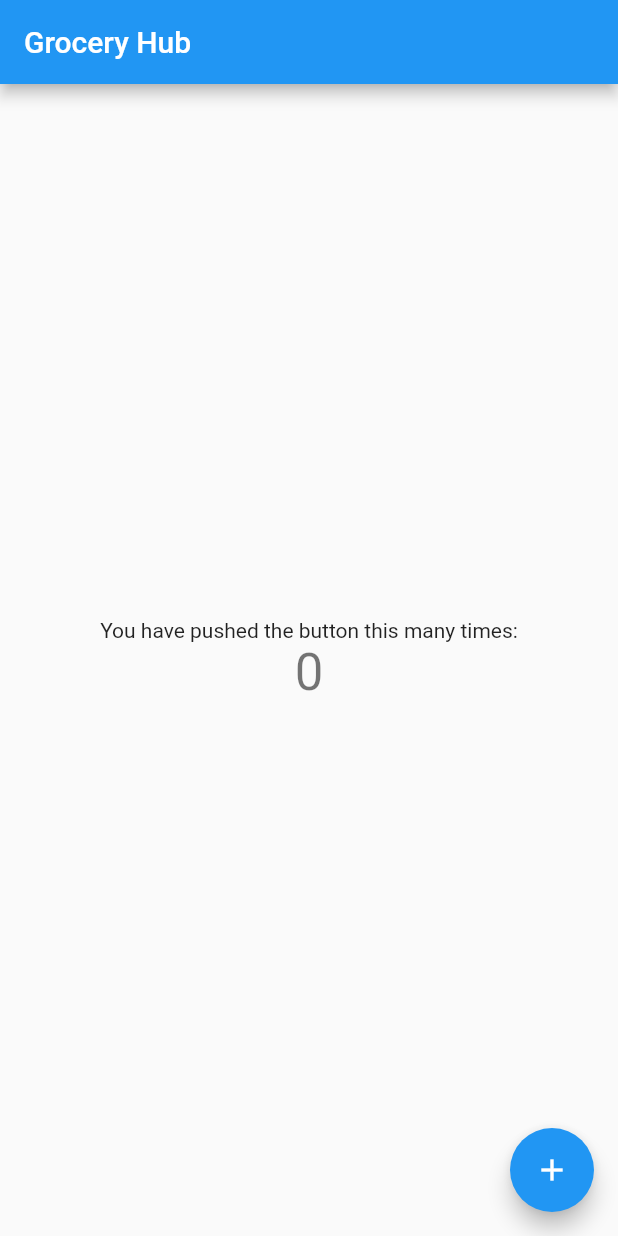
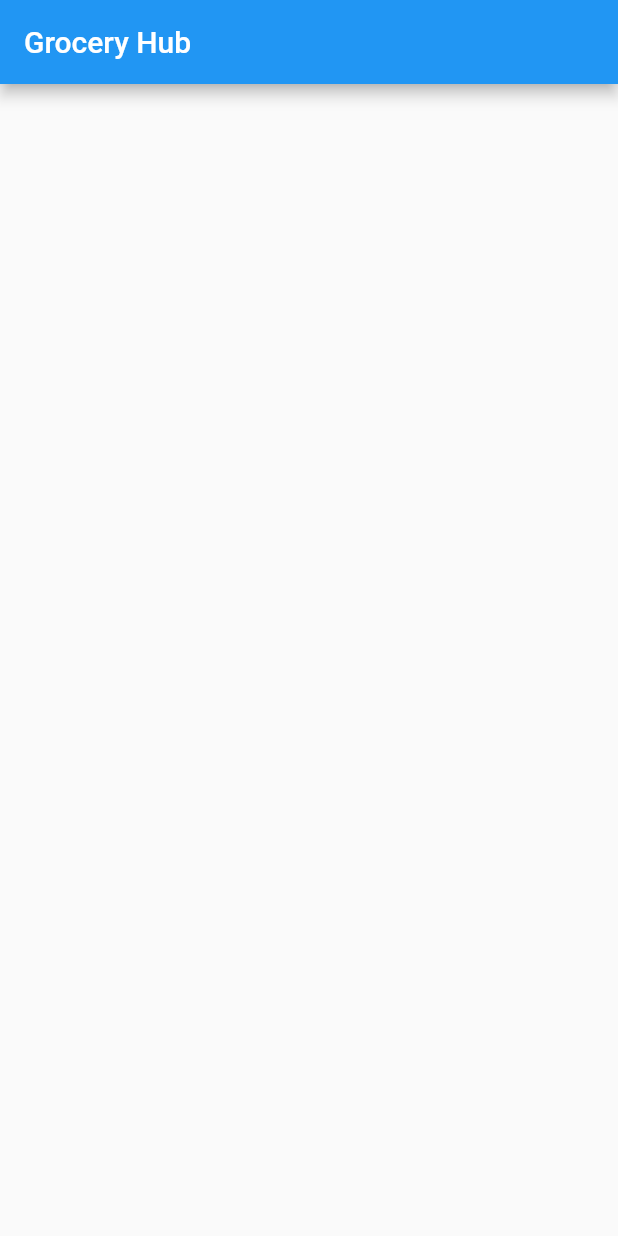
Before and after one commit to maria-im015/grocery_hub_capstone, a Flutter app: the screen it shows after launch, on a phone screen of 412 x 824 dp. Run offline on Flutter 3.47's test engine with Material 2 defaults, Android fonts, the phone set to English and light mode, and no system bars.

Commit message:
updated main file

```diff
--- a/lib/main.dart
+++ b/lib/main.dart
@@ -27,14 +27,6 @@
 }
 
 class _MyHomePageState extends State<MyHomePage> {
-  int _counter = 0;
-
-  void _incrementCounter() {
-    setState(() {
-      _counter++;
-    });
-  }
-
   @override
   Widget build(BuildContext context) {
     return Scaffold(
@@ -44,21 +36,7 @@
       body: Center(
         child: Column(
           mainAxisAlignment: MainAxisAlignment.center,
-          children: <Widget>[
-            Text(
-              'You have pushed the button this many times:',
-            ),
-            Text(
-              '$_counter',
-              style: Theme.of(context).textTheme.headline4,
-            ),
-          ],
         ),
-      ),
-      floatingActionButton: FloatingActionButton(
-        onPressed: _incrementCounter,
-        tooltip: 'Increment',
-        child: Icon(Icons.add),
       ),
     );
   }
```
